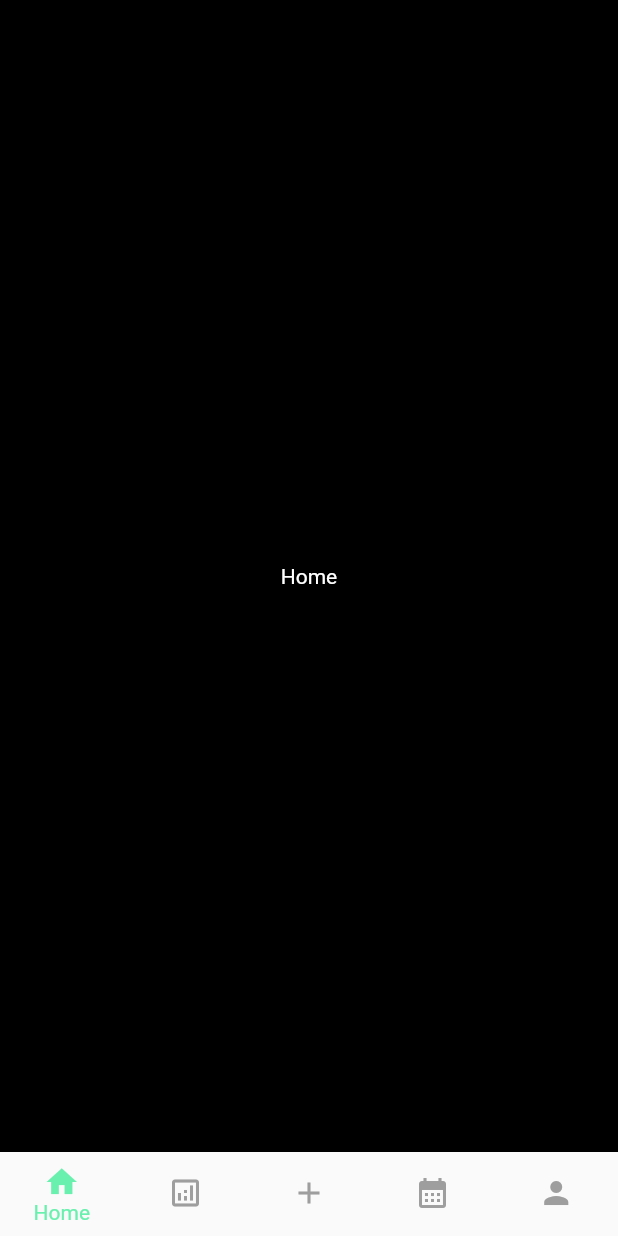
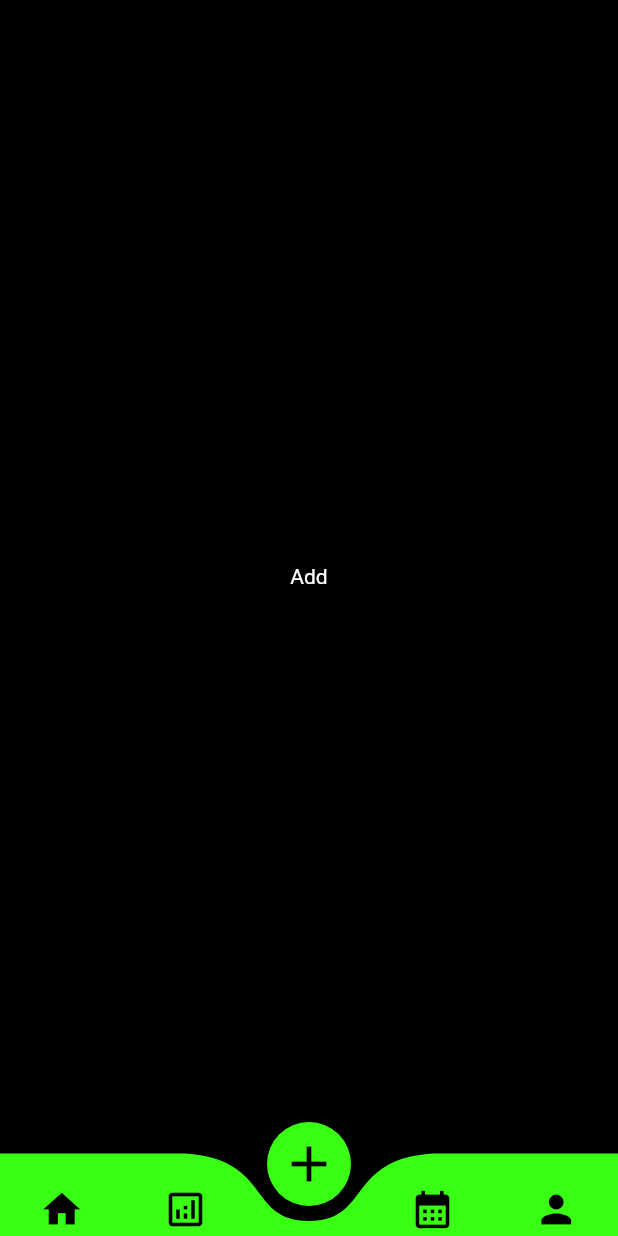
Before and after one commit to prithvisaran3/expense_tracker, a Flutter app: the Navigation screen opened directly, on a phone screen of 412 x 824 dp. Run offline on Flutter 3.47's test engine with Material 2 defaults, Android fonts, the phone set to English and light mode, and no system bars; drawn by our look-alikes of curved_navigation_bar; our stand-ins replace animated_splash_screen; Roboto replaces fonts that are missing (Oswald).

Commit message:
bottom navigation bar updated

```diff
--- a/lib/app/ui/screens/SplashScreen.dart
+++ b/lib/app/ui/screens/SplashScreen.dart
@@ -18,7 +18,7 @@ class _splashState extends State<splash> {
   }
 
   _navigatetohome() async {
-    await Future.delayed(Duration(milliseconds: 3500), () {});
+    await Future.delayed(Duration(seconds: 3), () {});
     Navigator.pushReplacement(
         context, MaterialPageRoute(builder: (context) => login()));
   }
@@ -39,6 +39,7 @@ class _splashState extends State<splash> {
               children: [
                 Align(
                   alignment: Alignment.center,
+                  child: Flexible(
                     child: RichText(
                       text: TextSpan(
                         style: TextStyle(
@@ -57,6 +58,7 @@ class _splashState extends State<splash> {
                         ],
                       ),
                     ),
+                  ),
                 )
               ],
             ),
--- a/lib/app/ui/screens/home/bottomnavigationbar.dart
+++ b/lib/app/ui/screens/home/bottomnavigationbar.dart
@@ -1,3 +1,4 @@
+import 'package:curved_navigation_bar/curved_navigation_bar.dart';
 import 'package:expense_tracker/app/ui/themes/app_colors.dart';
 import 'package:flutter/material.dart';
 
@@ -20,7 +21,7 @@ class Navigation extends StatefulWidget {
       child: Center(child: Text("Settings")),
     ),
   ];
-  int pageindex = 0;
+  int pageindex = 2;
 
   @override
   State<Navigation> createState() => _NavigationState();
@@ -30,32 +31,43 @@ class _NavigationState extends State<Navigation> {
   @override
   Widget build(BuildContext context) {
     return Scaffold(
-      bottomNavigationBar: BottomNavigationBar(
-        currentIndex: widget.pageindex,
-        type: BottomNavigationBarType.fixed,
-        unselectedItemColor: egrey,
-        elevation: 25,
-        selectedItemColor: egreen,
-        showUnselectedLabels: false,
-        showSelectedLabels: true,
-        selectedLabelStyle: const TextStyle(fontFamily: "Oswald"),
-        selectedIconTheme: const IconThemeData(color: egreen),
-        unselectedIconTheme: const IconThemeData(color: egrey),
+      bottomNavigationBar: CurvedNavigationBar(
+        height: 55,
+        color: ePrimaryColor,
+        backgroundColor: Colors.black,
+        animationDuration: Duration(milliseconds: 300),
+        index: widget.pageindex,
         onTap: (data) {
           setState(() {
             widget.pageindex = data;
           });
-
         },
         items: const [
-          BottomNavigationBarItem(icon: Icon(Icons.home), label: "Home"),
-          BottomNavigationBarItem(
-              icon: Icon(Icons.analytics_outlined), label: "Analysis"),
-          BottomNavigationBarItem(icon: Icon(Icons.add),label: "Add"),
-          BottomNavigationBarItem(
-              icon: Icon(Icons.calendar_month), label: "Calendar"),
-          BottomNavigationBarItem(
-              icon: Icon(Icons.person), label: "Profile"),
+          Icon(
+            Icons.home,
+            color: eblack,
+            size: 30,
+          ),
+          Icon(
+            Icons.analytics_outlined,
+            color: eblack,
+            size: 30,
+          ),
+          Icon(
+            Icons.add,
+            color: eblack,
+            size: 40,
+          ),
+          Icon(
+            Icons.calendar_month,
+            color: eblack,
+            size: 30,
+          ),
+          Icon(
+            Icons.person,
+            color: eblack,
+            size: 30,
+          ),
         ],
       ),
       body: widget.pages[widget.pageindex],
--- a/lib/app/ui/screens/loginscreen.dart
+++ b/lib/app/ui/screens/loginscreen.dart
@@ -3,7 +3,7 @@ import 'dart:ui';
 
 import 'package:expense_tracker/app/ui/screens/Signup.dart';
 import 'package:expense_tracker/app/ui/screens/home/bottomnavigationbar.dart';
-import 'package:expense_tracker/app/ui/screens/homescreen.dart';
+
 import 'package:expense_tracker/app/ui/themes/app_colors.dart';
 import 'package:expense_tracker/app/ui/themes/app_font.dart';
 import 'package:expense_tracker/app/ui/widget/common_button.dart';
--- a/pubspec.yaml
+++ b/pubspec.yaml
@@ -36,7 +36,7 @@ dependencies:
   # Use with the CupertinoIcons class for iOS style icons.
   cupertino_icons: ^1.0.2
   slide_to_act: ^2.0.1
-  google_nav_bar: ^5.0.6
+  curved_navigation_bar: ^1.0.3
   avatar_glow: 2.0.1
 
 dev_dependencies:
```
Also changed, not shown: lib/app/ui/screens/homescreen.dart (deleted, +0 -48 lines), lib/main.dart (+8 -7 lines), pubspec.lock. Lines whose indentation alone changed are shown as unchanged.
